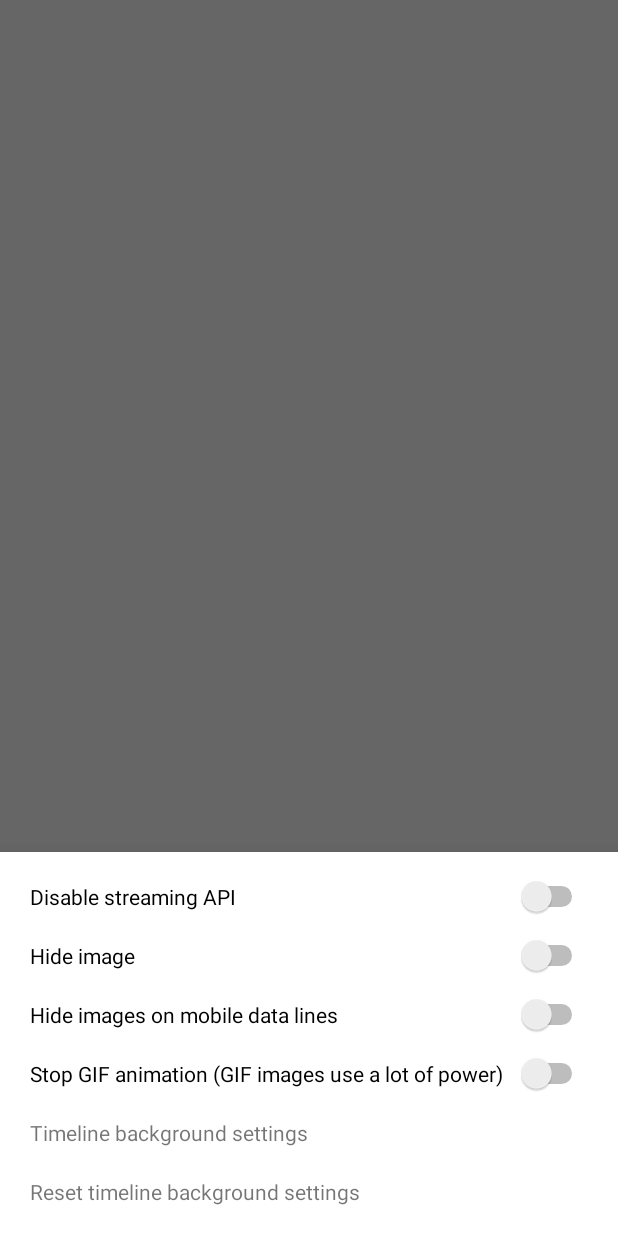
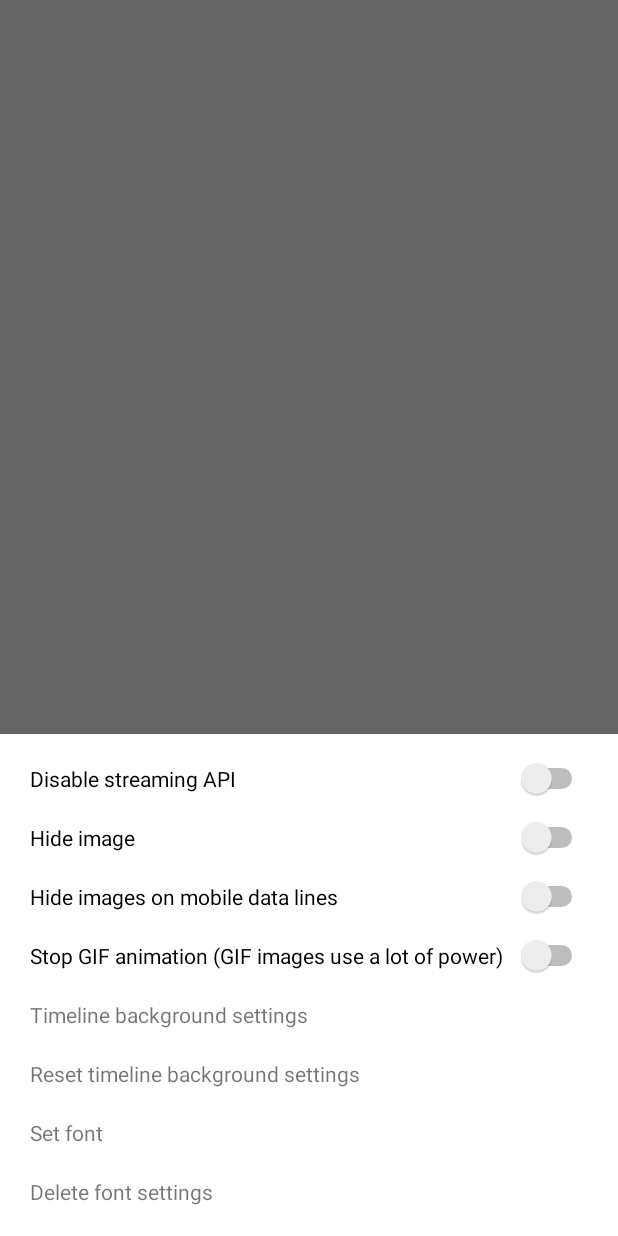
Before and after one commit to takusan23/KaisendonMk2, an Android app: the fragment TimeLineSettingBottomSheet placed in its activity, on a phone screen of 412 x 824 dp. Run offline under Robolectric (Android 15) with nearby library versions, the phone set to English and light mode, and no system bars; network calls fail; pictures from the network do not load.

Commit message:
フォント変更できるようになりました。

```diff
--- a/app/src/main/java/io/github/takusan23/kaisendonmk2/DataClass/AllTimeLineData.kt
+++ b/app/src/main/java/io/github/takusan23/kaisendonmk2/DataClass/AllTimeLineData.kt
@@ -10,7 +10,7 @@ data class AllTimeLineData(
     val service: String,                // mastodonしか無い（現状）
     val timeLineName: String,           // タイムライン名
     val timeLineLoad: String,           // 読み込むTL。home_notification / local しか無い
-    val timeLineBackground: String,     // タイムラインのCardViewの背景色
-    val timeLineTextColor: String,      // 文字色
+    var timeLineBackground: String,     // タイムラインのCardViewの背景色
+    var timeLineTextColor: String,      // 文字色
     var isEnable: Boolean               // 有効にするか
 )
--- a/app/src/main/res/layout/bottom_fragment_timeline_setting.xml
+++ b/app/src/main/res/layout/bottom_fragment_timeline_setting.xml
@@ -53,4 +53,24 @@
         android:padding="10dp"
         android:text="@string/timeline_setting_background_image_reset" />
 
+    <TextView
+        android:id="@+id/bottom_fragment_timeline_setting_font_set"
+        android:layout_width="match_parent"
+        android:layout_height="wrap_content"
+        android:clickable="true"
+        android:focusable="true"
+        android:foreground="?android:attr/selectableItemBackground"
+        android:padding="10dp"
+        android:text="@string/timeline_setting_font_set" />
+
+    <TextView
+        android:id="@+id/bottom_fragment_timeline_setting_font_reset"
+        android:layout_width="match_parent"
+        android:layout_height="wrap_content"
+        android:clickable="true"
+        android:focusable="true"
+        android:foreground="?android:attr/selectableItemBackground"
+        android:padding="10dp"
+        android:text="@string/timeline_setting_font_reset" />
+
 </LinearLayout>
--- a/app/src/main/res/values/strings.xml
+++ b/app/src/main/res/values/strings.xml
@@ -58,4 +58,10 @@
     <string name="timeline_setting_image_stop_gif">Stop GIF animation (GIF images use a lot of power)</string>
     <string name="timeline_setting_background_image_set">Timeline background settings</string>
     <string name="timeline_setting_background_image_reset">Reset timeline background settings</string>
+    <string name="load_timeline_title">Timeline title</string>
+    <string name="load_timeline_background">Timeline color</string>
+    <string name="load_timeline_text_color">Timeline text color</string>
+    <string name="save">Save</string>
+    <string name="timeline_setting_font_set">Set font</string>
+    <string name="timeline_setting_font_reset">Delete font settings</string>
 </resources>
```
Also changed, not shown: app/src/main/java/io/github/takusan23/kaisendonmk2/Adapter/AllTimeLineAdapter.kt (+16 -0 lines), app/src/main/java/io/github/takusan23/kaisendonmk2/Adapter/TimelineRecyclerViewAdapter.kt (+66 -22 lines), app/src/main/java/io/github/takusan23/kaisendonmk2/BottomFragment/LoadTimeLineEditBottomSheet.kt (added, +45 -0 lines), app/src/main/java/io/github/takusan23/kaisendonmk2/BottomFragment/TimeLineSettingBottomSheet.kt (+43 -1 lines), app/src/main/java/io/github/takusan23/kaisendonmk2/Fragment/TimeLineFragment.kt (+12 -2 lines), app/src/main/java/io/github/takusan23/kaisendonmk2/TimeLine/AllTimeLineJSON.kt (+14 -0 lines), app/src/main/res/layout/bottom_fragment_load_timeline_edit.xml (added, +39 -0 lines), 1 other file.
